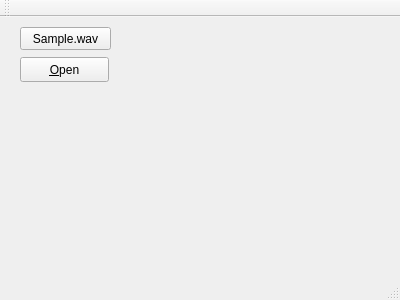
Old version of the form src/mainwindow.ui in the repository bycym/chordRecognition.
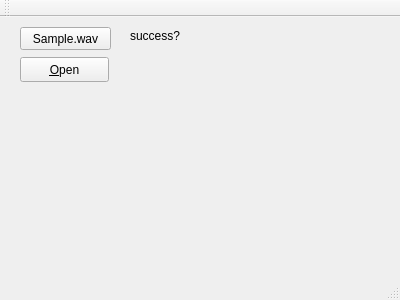
New version of the form.

Patch:
```diff
--- a/src/mainwindow.ui
+++ b/src/mainwindow.ui
@@ -40,6 +40,19 @@
      <string>&amp;Open</string>
     </property>
    </widget>
+   <widget class="QLabel" name="successLabel">
+    <property name="geometry">
+     <rect>
+      <x>130</x>
+      <y>10</y>
+      <width>67</width>
+      <height>17</height>
+     </rect>
+    </property>
+    <property name="text">
+     <string>success?</string>
+    </property>
+   </widget>
   </widget>
   <widget class="QMenuBar" name="menuBar">
    <property name="geometry">
```
